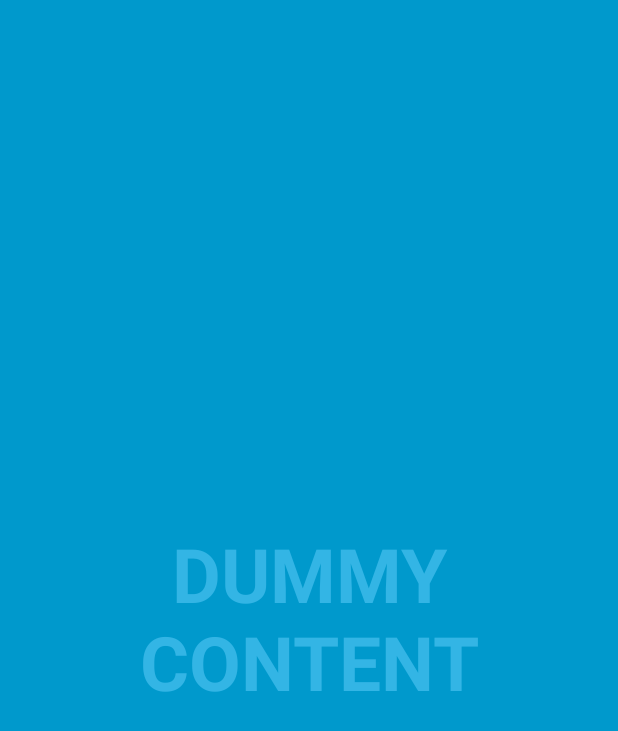
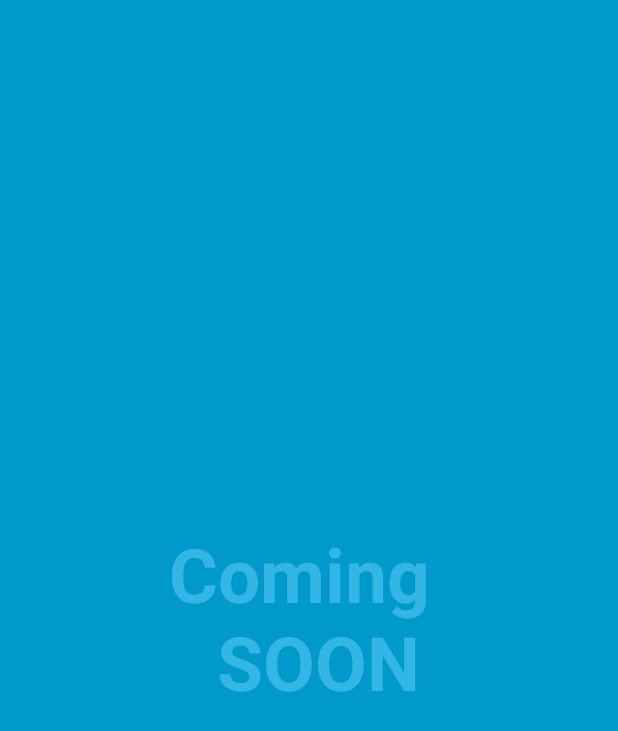
Before and after one commit to EnisHalimi/BrainTeaser, an Android app: the screen it shows after launch (MainMenu), on a phone screen of 412 x 824 dp. Shown: the top 731 px of the screen. Run offline under Robolectric (Android 15) with nearby library versions, the phone set to English and light mode, and no system bars.

Commit message:
test commit

```diff
--- a/app/src/main/res/values/strings.xml
+++ b/app/src/main/res/values/strings.xml
@@ -1,6 +1,6 @@
 <resources>
     <string name="app_name">Brain Teaser</string>
 
-    <string name="dummy_button">Dummy Button</string>
-    <string name="dummy_content">DUMMY\nCONTENT</string>
+    <string name="dummy_button">Click Me!!!</string>
+    <string name="dummy_content">Coming \n SOON\</string>
 </resources>
```
